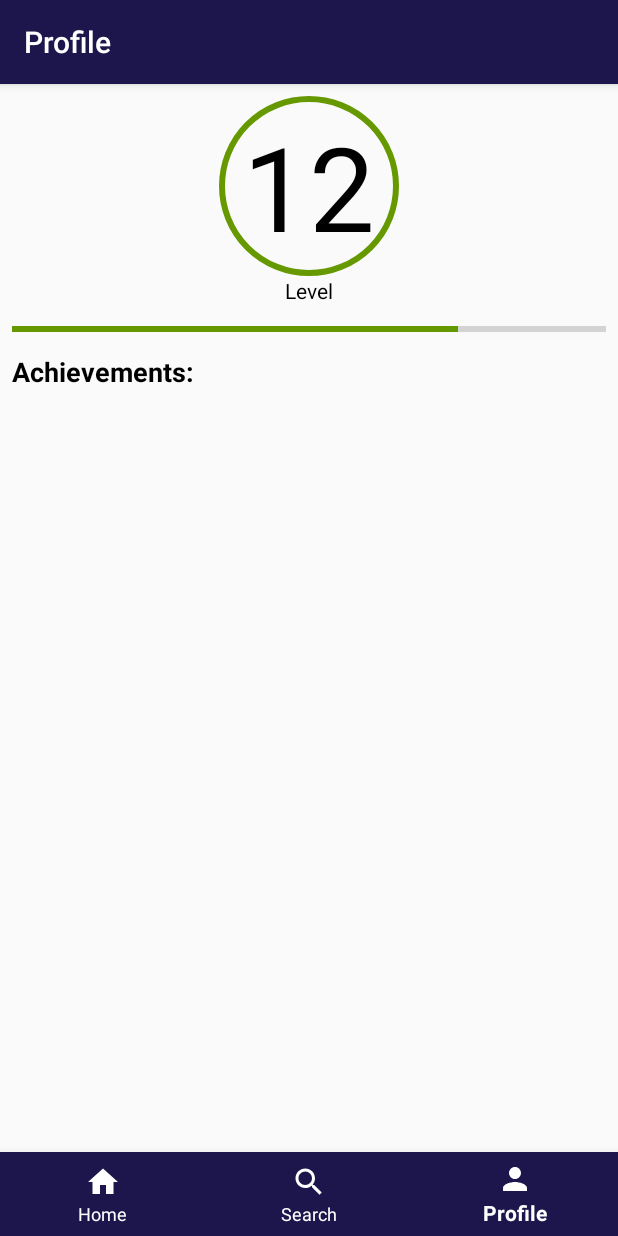
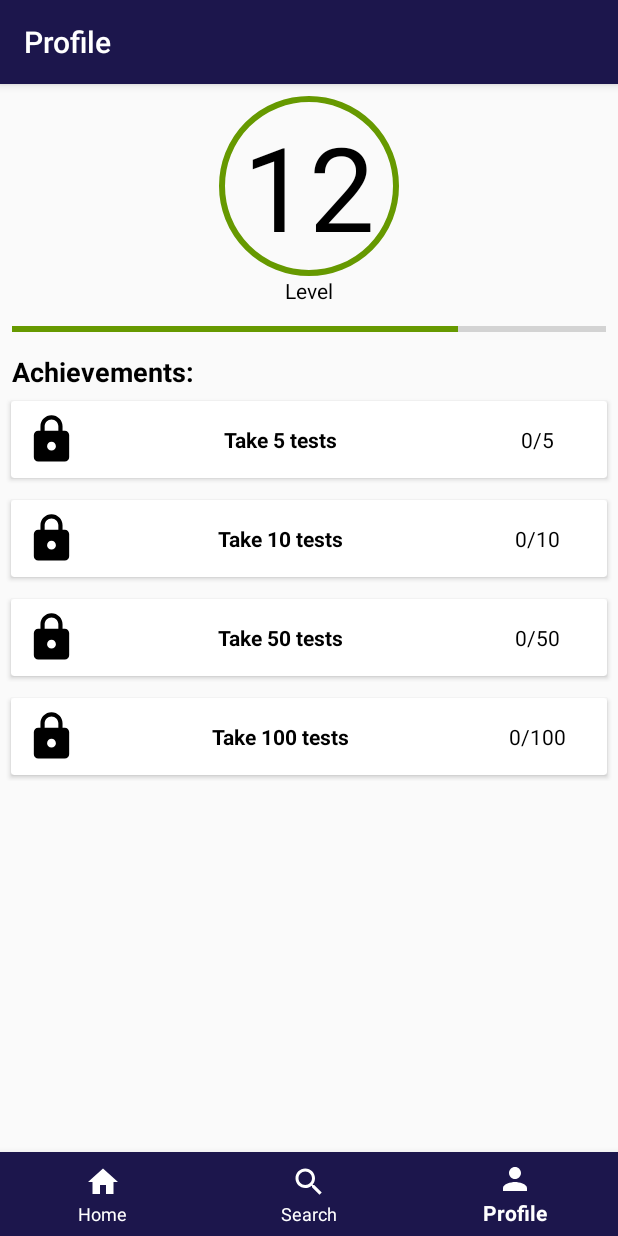
Before and after one commit to YousefHaggy/FBLA-Mobile-App, an Android app: the screen it shows after launch (MainActivity), item 3 of the bottom bar chosen, on a phone screen of 412 x 824 dp. Run offline under Robolectric (Android 15) with nearby library versions, the phone set to English and light mode, and no system bars; network calls fail; 16 statements that could not run were skipped.

Commit message:
Done basic achievements

```diff
--- /dev/null
+++ b/app/src/main/java/com/yousefhaggy/fblamobileapp/Achievement.java
@@ -0,0 +1,19 @@
+package com.yousefhaggy.fblamobileapp;
+
+public class Achievement {
+    public boolean isEarned;
+    public int progress;
+    public int max;
+    public String description;
+    public Achievement(String description,int progress,int max){
+        this.max=max;
+        this.progress=progress;
+        this.description=description;
+        if(progress>=max)
+        {
+            isEarned=true;
+            this.progress=max;
+        }
+    }
+
+}
--- /dev/null
+++ b/app/src/main/java/com/yousefhaggy/fblamobileapp/AchievementRecyclerViewAdapter.java
@@ -0,0 +1,69 @@
+package com.yousefhaggy.fblamobileapp;
+
+import android.support.annotation.NonNull;
+import android.support.v7.widget.CardView;
+import android.support.v7.widget.RecyclerView;
+import android.view.LayoutInflater;
+import android.view.View;
+import android.view.ViewGroup;
+import android.widget.ImageView;
+import android.widget.TextView;
+
+import java.util.List;
+
+public class AchievementRecyclerViewAdapter extends RecyclerView.Adapter<AchievementRecyclerViewAdapter.AchievementViewHolder> {
+
+    public static class AchievementViewHolder extends  RecyclerView.ViewHolder{
+        CardView cardView;
+        TextView progressTextView;
+        TextView descriptionTextView;
+        ImageView achievementImageView;
+        public AchievementViewHolder(View itemView)
+        {
+        super(itemView);
+        cardView=(CardView) itemView.findViewById(R.id.achievementCardView);
+        progressTextView=(TextView) itemView.findViewById(R.id.achievementProgress);
+        descriptionTextView=(TextView) itemView.findViewById(R.id.achievementDescription);
+        achievementImageView=(ImageView) itemView.findViewById(R.id.achievementIcon);
+        }
+    }
+    private List<Achievement> achievementList;
+     AchievementRecyclerViewAdapter(List<Achievement> achievementList)
+    {
+        this.achievementList=achievementList;
+    }
+    @NonNull
+    @Override
+    public AchievementViewHolder onCreateViewHolder(@NonNull ViewGroup viewGroup, int i) {
+        View v= LayoutInflater.from(viewGroup.getContext()).inflate(R.layout.achievement_card,viewGroup,false);
+        AchievementViewHolder achievementViewHolder=new AchievementViewHolder(v);
+        return achievementViewHolder;
+    }
+
+    @Override
+    public void onBindViewHolder(@NonNull AchievementViewHolder achievementViewHolder, int i) {
+        achievementViewHolder.descriptionTextView.setText(achievementList.get(i).description);
+        achievementViewHolder.progressTextView.setText(achievementList.get(i).progress+"/"+achievementList.get(i).max);
+        if(achievementList.get(i).isEarned)
+        {
+            achievementViewHolder.achievementImageView.setImageResource(R.drawable.ic_check_circle_green_24dp);
+        }
+        else
+        {            achievementViewHolder.achievementImageView.setImageResource(R.drawable.ic_lock_black_24dp);
+
+
+        }
+     }
+
+    @Override
+    public void onAttachedToRecyclerView(@NonNull RecyclerView recyclerView) {
+        super.onAttachedToRecyclerView(recyclerView);
+    }
+
+    @Override
+    public int getItemCount() {
+        return achievementList.size();
+    }
+
+
+}
--- a/app/src/main/java/com/yousefhaggy/fblamobileapp/ProfilePage.java
+++ b/app/src/main/java/com/yousefhaggy/fblamobileapp/ProfilePage.java
@@ -5,6 +5,8 @@ import android.os.Bundle;
 import android.support.annotation.NonNull;
 import android.support.annotation.Nullable;
 import android.support.v4.app.Fragment;
+import android.support.v7.widget.LinearLayoutManager;
+import android.support.v7.widget.RecyclerView;
 import android.view.LayoutInflater;
 import android.view.View;
 import android.view.ViewGroup;
@@ -12,11 +14,18 @@ import android.widget.ProgressBar;
 import android.widget.TextView;
 
 import java.io.IOException;
+import java.util.ArrayList;
+import java.util.List;
+import java.util.Map;
 
 public class ProfilePage extends Fragment {
     LevelInfo levelInfo;
     TextView levelTextView;
+    RecyclerView achievementRecyclerView;
+    AchievementRecyclerViewAdapter achievementRecyclerViewAdapter;
     ProgressBar levelProgressBar;
+    Map<String,Integer> achievementStats;
+    List<Achievement> achievementList=new ArrayList<>();
     @Nullable
     @Override
     public View onCreateView(@NonNull LayoutInflater inflater, @Nullable ViewGroup container, @Nullable Bundle savedInstanceState) {
@@ -32,7 +41,15 @@ public class ProfilePage extends Fragment {
             throw e;
         }
         levelInfo=databaseHelper.getLevelInfo();
+        achievementStats=databaseHelper.getAchievementStats();
+        databaseHelper.close();
+        achievementList.add(new Achievement("Take 5 tests",achievementStats.get("NumberOfTestsTaken"),5));
+        achievementList.add(new Achievement("Take 10 tests",achievementStats.get("NumberOfTestsTaken"),10));
+        achievementList.add(new Achievement("Take 50 tests",achievementStats.get("NumberOfTestsTaken"),50));
+        achievementList.add(new Achievement("Take 100 tests",achievementStats.get("NumberOfTestsTaken"),100));
+
         return inflater.inflate(R.layout.profile_page, container, false);
+
 
     }
 
@@ -44,5 +61,10 @@ public class ProfilePage extends Fragment {
         levelProgressBar=(ProgressBar) view.findViewById(R.id.levelProgressBar);
         levelProgressBar.setMax(levelInfo.getMaxExp());
         levelProgressBar.setProgress(levelInfo.getCurrentExp());
+        achievementRecyclerView=(RecyclerView) view.findViewById(R.id.achievementRecyclerView);
+        achievementRecyclerViewAdapter=new AchievementRecyclerViewAdapter(achievementList);
+        LinearLayoutManager linearLayoutManager=new LinearLayoutManager(getActivity());
+        achievementRecyclerView.setLayoutManager(linearLayoutManager);
+        achievementRecyclerView.setAdapter(achievementRecyclerViewAdapter);
     }
 }
--- a/app/src/main/java/com/yousefhaggy/fblamobileapp/TestBankDatabaseHelper.java
+++ b/app/src/main/java/com/yousefhaggy/fblamobileapp/TestBankDatabaseHelper.java
@@ -5,15 +5,20 @@ import android.database.Cursor;
 import android.database.SQLException;
 import android.database.sqlite.SQLiteDatabase;
 import android.database.sqlite.SQLiteOpenHelper;
+import android.support.annotation.NonNull;
 
 import java.io.FileOutputStream;
 import java.io.IOException;
 import java.io.InputStream;
 import java.io.OutputStream;
 import java.util.ArrayList;
+import java.util.Collection;
+import java.util.HashMap;
 import java.util.HashSet;
 import java.util.List;
+import java.util.Map;
 import java.util.Random;
+import java.util.Set;
 
 public class TestBankDatabaseHelper extends SQLiteOpenHelper {
 
@@ -242,4 +247,30 @@ public class TestBankDatabaseHelper extends SQLiteOpenHelper {
         }
         database.execSQL("UPDATE LevelTable SET Level="+currentLevel+", CurrentExp="+currentExp+", MaxExp="+maxExp);
     }
+    public Map<String,Integer> getAchievementStats(){
+        Map<String,Integer> achievementStats=new HashMap<String, Integer>();
+        Cursor cursor=database.rawQuery("SELECT * FROM TestHistory",null);
+        int numOfTestsTaken=0;
+        int highestTestScore=0;
+        HashSet<String> categoryList=new HashSet<>();
+        while(cursor.moveToNext()){
+        int testScore=(int)Math.round(cursor.getDouble(cursor.getColumnIndexOrThrow("TestScore"))*100);
+        if(testScore>highestTestScore)
+        {
+            highestTestScore=testScore;
+        }
+        String categoryName=cursor.getString(cursor.getColumnIndexOrThrow("CategoryName"));
+        if(!categoryList.contains(categoryName))
+        {
+            categoryList.add(categoryName);
+        }
+        numOfTestsTaken+=1;
+        }
+        cursor.close();
+        achievementStats.put("HighestTestScore",highestTestScore);
+        achievementStats.put("NumberOfCategories",categoryList.size());
+        achievementStats.put("NumberOfTestsTaken",numOfTestsTaken);
+        return achievementStats;
+    }
+
 }
--- /dev/null
+++ b/app/src/main/res/drawable/ic_check_circle_green_24dp.xml
@@ -0,0 +1,5 @@
+<vector android:height="24dp" android:tint="#669900"
+    android:viewportHeight="24.0" android:viewportWidth="24.0"
+    android:width="24dp" xmlns:android="http://schemas.android.com/apk/res/android">
+    <path android:fillColor="#FF000000" android:pathData="M12,2C6.48,2 2,6.48 2,12s4.48,10 10,10 10,-4.48 10,-10S17.52,2 12,2zM10,17l-5,-5 1.41,-1.41L10,14.17l7.59,-7.59L19,8l-9,9z"/>
+</vector>
--- a/app/src/main/res/layout/achievement_card.xml
+++ b/app/src/main/res/layout/achievement_card.xml
@@ -1,11 +1,13 @@
 <?xml version="1.0" encoding="utf-8"?>
 <LinearLayout xmlns:android="http://schemas.android.com/apk/res/android"
     xmlns:app="http://schemas.android.com/apk/res-auto"
-    android:orientation="vertical" android:layout_width="match_parent"
-    android:layout_height="match_parent"
-    android:padding="8dp">
+    android:layout_width="match_parent"
+    android:layout_height="wrap_content"
+    android:orientation="vertical"
+    android:padding="3dp">
 
     <android.support.v7.widget.CardView
+        android:id="@+id/achievementCardView"
         android:layout_width="match_parent"
         android:layout_height="wrap_content"
         android:layout_margin="4dp">
@@ -17,30 +19,30 @@
             android:padding="8dp">
 
             <ImageView
-                android:id="@+id/imageView"
+                android:id="@+id/achievementIcon"
                 android:layout_width="0dp"
                 android:layout_height="match_parent"
                 android:layout_weight=".1"
                 app:srcCompat="@drawable/ic_lock_black_24dp" />
 
             <TextView
-                android:id="@+id/textView"
+                android:id="@+id/achievementDescription"
                 android:layout_width="0dp"
-                android:layout_weight=".7"
                 android:layout_height="wrap_content"
                 android:layout_gravity="center"
+                android:layout_weight=".7"
                 android:padding="8dp"
                 android:text="Take 5 tests"
                 android:textAlignment="center"
                 android:textStyle="bold" />
 
             <TextView
-                android:id="@+id/textView5"
+                android:id="@+id/achievementProgress"
                 android:layout_width="0dp"
                 android:layout_height="match_parent"
                 android:layout_weight=".2"
+                android:gravity="center"
                 android:text="0/5"
-                android:gravity="center"
                 android:textAlignment="center" />
         </LinearLayout>
 
--- a/app/src/main/res/layout/profile_page.xml
+++ b/app/src/main/res/layout/profile_page.xml
@@ -56,8 +56,10 @@
         android:textSize="18sp"
         android:textStyle="bold" />
 
-    <GridView
+    <android.support.v7.widget.RecyclerView
+        android:id="@+id/achievementRecyclerView"
         android:layout_width="match_parent"
-        android:layout_height="match_parent"
-        android:numColumns="3"/>
+        android:layout_height="match_parent" />
+
+
 </LinearLayout>
```
